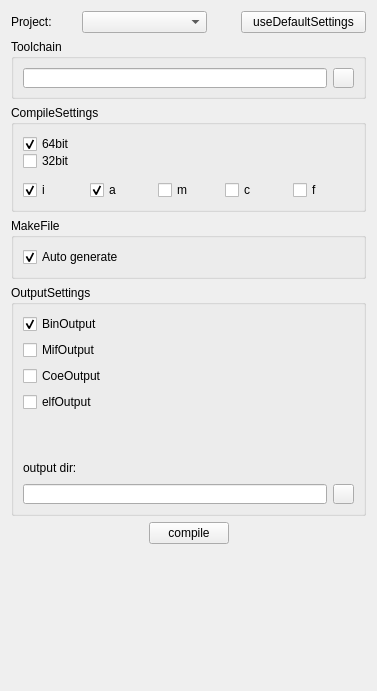
Adancurusul/EveIDE_LIGHT, file source/ui/ui_module_compile_widget.ui: the form before one commit.
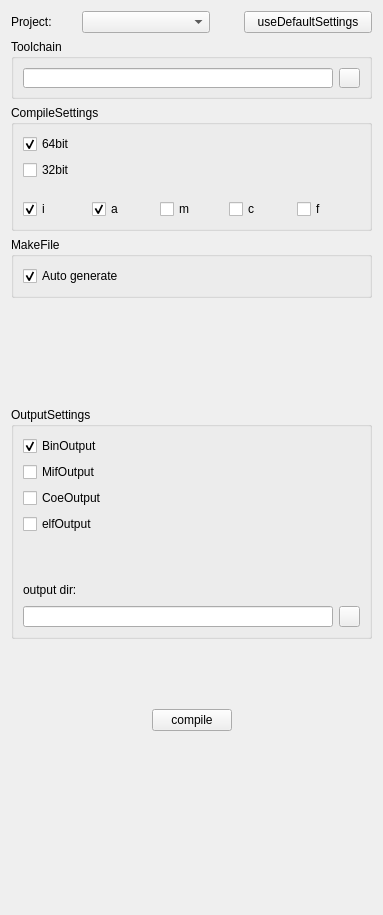
The form after the commit. Icons and pictures are not drawn.

What changed in the file:
```diff
--- a/source/ui/ui_module_compile_widget.ui
+++ b/source/ui/ui_module_compile_widget.ui
@@ -6,8 +6,8 @@
    <rect>
     <x>0</x>
     <y>0</y>
-    <width>377</width>
-    <height>691</height>
+    <width>383</width>
+    <height>915</height>
    </rect>
   </property>
   <property name="windowTitle">
@@ -187,6 +187,12 @@
          <layout class="QHBoxLayout" name="horizontalLayout_3">
           <item>
            <widget class="QCheckBox" name="i_checkBox">
+            <property name="minimumSize">
+             <size>
+              <width>0</width>
+              <height>20</height>
+             </size>
+            </property>
             <property name="text">
              <string>i</string>
             </property>
```
